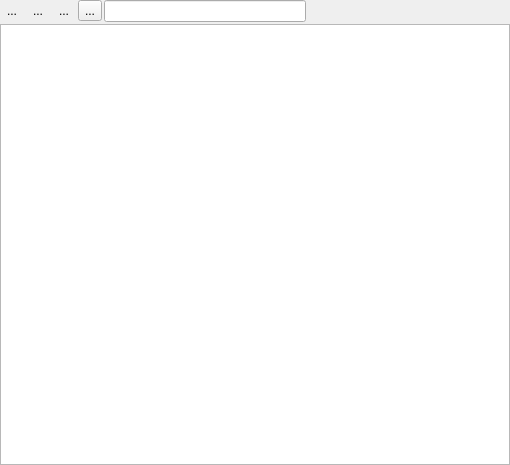
Old version of the form Viewer/src/VariableItemWidget.ui in the repository ecmwf/ecflow.
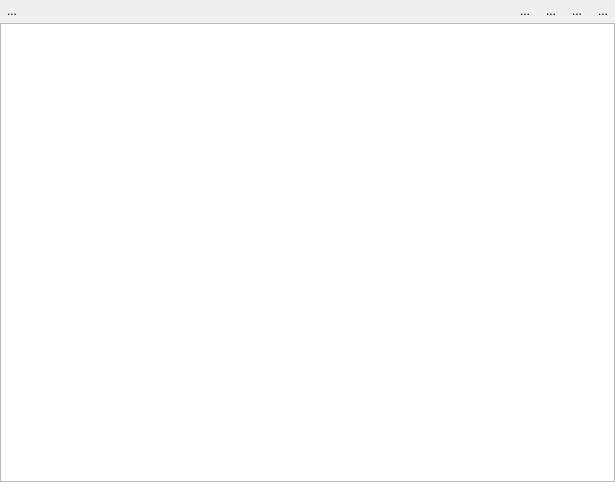
New version of the form. Icons and pictures are not drawn. Custom widgets are drawn as their Qt base class.

Commit message: Viewer: implement search and filter in Variables info panel ECFLOW-252

```diff
--- a/Viewer/src/VariableItemWidget.ui
+++ b/Viewer/src/VariableItemWidget.ui
@@ -6,14 +6,14 @@
    <rect>
     <x>0</x>
     <y>0</y>
-    <width>510</width>
-    <height>465</height>
+    <width>615</width>
+    <height>482</height>
    </rect>
   </property>
   <property name="windowTitle">
    <string>Form</string>
   </property>
-  <layout class="QVBoxLayout" name="verticalLayout">
+  <layout class="QVBoxLayout" name="verticalLayout" stretch="0,1">
    <property name="spacing">
     <number>2</number>
    </property>
@@ -23,19 +23,15 @@
    <item>
     <layout class="QHBoxLayout" name="horizontalLayout">
      <item>
-      <widget class="QToolButton" name="addTb">
+      <widget class="QToolButton" name="findModeTb">
        <property name="text">
         <string>...</string>
        </property>
-       <property name="autoRaise">
-        <bool>true</bool>
+       <property name="popupMode">
+        <enum>QToolButton::InstantPopup</enum>
        </property>
-      </widget>
-     </item>
-     <item>
-      <widget class="QToolButton" name="deleteTb">
-       <property name="text">
-        <string>...</string>
+       <property name="toolButtonStyle">
+        <enum>Qt::ToolButtonIconOnly</enum>
        </property>
        <property name="autoRaise">
         <bool>true</bool>
@@ -43,34 +39,10 @@
       </widget>
      </item>
      <item>
-      <widget class="QToolButton" name="editTb">
-       <property name="text">
-        <string>...</string>
-       </property>
-       <property name="autoRaise">
-        <bool>true</bool>
-       </property>
-      </widget>
+      <widget class="QStackedWidget" name="stackedWidget"/>
      </item>
      <item>
-      <widget class="QToolButton" name="filterTb">
-       <property name="text">
-        <string>...</string>
-       </property>
-       <property name="icon">
-        <iconset resource="viewer.qrc">
-         <normaloff>:/viewer/filter_decor.svg</normaloff>:/viewer/filter_decor.svg</iconset>
-       </property>
-       <property name="checkable">
-        <bool>true</bool>
-       </property>
-      </widget>
-     </item>
-     <item>
-      <widget class="LineEdit" name="filterLine"/>
-     </item>
-     <item>
-      <spacer name="horizontalSpacer">
+      <spacer name="horizontalSpacer_2">
        <property name="orientation">
         <enum>Qt::Horizontal</enum>
        </property>
@@ -83,7 +55,44 @@
       </spacer>
      </item>
      <item>
-      <widget class="VariableSearchLine" name="searchLine_" native="true"/>
+      <widget class="QToolButton" name="addTb">
+       <property name="text">
+        <string>...</string>
+       </property>
+       <property name="autoRaise">
+        <bool>true</bool>
+       </property>
+      </widget>
+     </item>
+     <item>
+      <widget class="QToolButton" name="deleteTb">
+       <property name="text">
+        <string>...</string>
+       </property>
+       <property name="autoRaise">
+        <bool>true</bool>
+       </property>
+      </widget>
+     </item>
+     <item>
+      <widget class="QToolButton" name="propTb">
+       <property name="text">
+        <string>...</string>
+       </property>
+       <property name="autoRaise">
+        <bool>true</bool>
+       </property>
+      </widget>
+     </item>
+     <item>
+      <widget class="QToolButton" name="exportTb">
+       <property name="text">
+        <string>...</string>
+       </property>
+       <property name="autoRaise">
+        <bool>true</bool>
+       </property>
+      </widget>
      </item>
     </layout>
    </item>
@@ -149,22 +158,11 @@
   </action>
  </widget>
  <customwidgets>
-  <customwidget>
-   <class>VariableSearchLine</class>
-   <extends>QWidget</extends>
-   <header location="global">VariableSearchLine.hpp</header>
-   <container>1</container>
-  </customwidget>
   <customwidget>
    <class>VariableView</class>
    <extends>QTreeView</extends>
    <header location="global">VariableView.hpp</header>
   </customwidget>
-  <customwidget>
-   <class>LineEdit</class>
-   <extends>QLineEdit</extends>
-   <header location="global">LineEdit.hpp</header>
-  </customwidget>
  </customwidgets>
  <resources>
   <include location="viewer.qrc"/>
```
Left out of the diff: 74 changed lines with no effect on the pictures. The commit also changes 18 other files.
